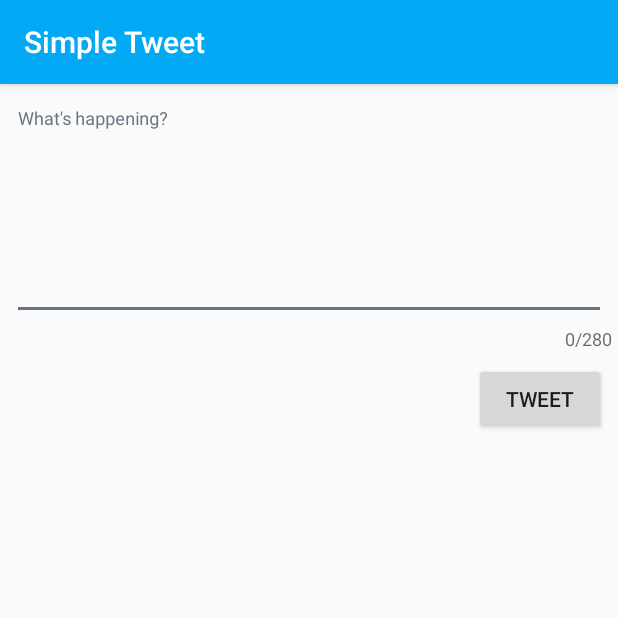
After one commit to gonzen2310/codepath, an Android app: the ComposeActivity screen opened directly, with no data from a screen before it, on a phone screen of 412 x 824 dp, the top half of it. The commit adds this screen. Run offline under Robolectric (Android 15) with nearby library versions, the phone set to English and light mode, and no system bars; our stand-ins replace Room's generated code; libraries missing offline, so code that uses them is left out: com.codepath.asynchttpclient, com.facebook.stetho, org.parceler; 1 statement that could not run was skipped.

Commit message:
Finished week 4 requirements

```diff
--- a/simple-tweet/app/build.gradle
+++ b/simple-tweet/app/build.gradle
@@ -34,6 +34,8 @@ android {
             proguardFiles getDefaultProguardFile('proguard-android.txt'), 'proguard-rules.txt'
         }
     }
+
+
 }
 
 dependencies {
@@ -52,4 +54,8 @@ dependencies {
     implementation 'androidx.recyclerview:recyclerview:1.0.0'
     implementation 'androidx.swiperefreshlayout:swiperefreshlayout:1.0.0'
     implementation 'androidx.cardview:cardview:1.0.0'
+    implementation "androidx.appcompat:appcompat:1.1.0"
+    implementation "com.google.android.material:material:1.0.0"
+    implementation 'org.parceler:parceler-api:1.1.12'
+    annotationProcessor 'org.parceler:parceler:1.1.12'
 }
--- a/simple-tweet/app/src/main/AndroidManifest.xml
+++ b/simple-tweet/app/src/main/AndroidManifest.xml
@@ -13,7 +13,8 @@
         android:icon="@drawable/ic_launcher"
         android:label="@string/app_name"
         android:theme="@style/AppTheme">
-        <activity android:name=".TimelineActivity"></activity>
+        <activity android:name=".ComposeActivity"></activity>
+        <activity android:name=".TimelineActivity" />
         <activity
             android:name=".LoginActivity"
             android:label="@string/app_name"
--- /dev/null
+++ b/simple-tweet/app/src/main/java/com/codepath/apps/restclienttemplate/ComposeActivity.java
@@ -0,0 +1,100 @@
+package com.codepath.apps.restclienttemplate;
+
+import androidx.appcompat.app.AppCompatActivity;
+
+import android.content.Intent;
+import android.os.Bundle;
+import android.text.Editable;
+import android.text.TextWatcher;
+import android.util.Log;
+import android.view.View;
+import android.widget.Button;
+import android.widget.EditText;
+import android.widget.Toast;
+
+import com.codepath.apps.restclienttemplate.models.TweetModel;
+import com.codepath.asynchttpclient.callback.JsonHttpResponseHandler;
+
+import org.json.JSONException;
+import org.parceler.Parcels;
+
+import okhttp3.Headers;
+
+public class ComposeActivity extends AppCompatActivity {
+
+  public static final String TAG = "ComposeActivity";
+  public static final int MAX_TWEET_LINE = 280;
+
+  EditText etCompose;
+  Button btnTweet;
+  TwitterClient twitterClient;
+
+  @Override
+  protected void onCreate(Bundle savedInstanceState) {
+    super.onCreate(savedInstanceState);
+    setContentView(R.layout.activity_compose);
+
+    twitterClient = TwitterApplication.getRestClient(this);
+
+    etCompose = findViewById(R.id.etCompose);
+    btnTweet = findViewById(R.id.btnTweet);
+
+    etCompose.addTextChangedListener(new TextWatcher() {
+      @Override
+      public void beforeTextChanged(CharSequence s, int start, int count, int after) {
+
+      }
+
+      @Override
+      public void onTextChanged(CharSequence s, int start, int before, int count) {
+        if (s.length() > MAX_TWEET_LINE)
+          Toast.makeText(ComposeActivity.this, "Max tweet length is 280 characters", Toast.LENGTH_LONG).show();
+
+      }
+
+      @Override
+      public void afterTextChanged(Editable s) {
+
+      }
+    });
+    // Add a click listener on button
+    btnTweet.setOnClickListener(new View.OnClickListener() {
+      @Override
+      public void onClick(View v) {
+        final String tweetContent = etCompose.getText().toString();
+        if (tweetContent.isEmpty()) {
+          Toast.makeText(ComposeActivity.this, "Sorry, your tweet cannot be empty!", Toast.LENGTH_LONG).show();
+          return;
+        }
+        if (tweetContent.length() > MAX_TWEET_LINE) {
+          Toast.makeText(ComposeActivity.this, "Sorry, your tweet is too long!", Toast.LENGTH_LONG).show();
+          return;
+        }
+        Toast.makeText(ComposeActivity.this, tweetContent, Toast.LENGTH_LONG).show();
+
+        // Make an API call to Twitter to publish the tweet
+        twitterClient.publishTweet(tweetContent, new JsonHttpResponseHandler() {
+          @Override
+          public void onSuccess(int statusCode, Headers headers, JSON json) {
+            Log.i(TAG, "onSuccess to publish tweet");
+            try {
+              TweetModel tweet = TweetModel.fromJson(json.jsonObject);
+              Log.i(TAG, "Published tweet says: " + tweet);
+              Intent intent = new Intent();
+              intent.putExtra("tweet", Parcels.wrap(tweet));
+              setResult(RESULT_OK, intent);
+              finish();
+            } catch (JSONException e) {
+              e.printStackTrace();
+            }
+          }
+
+          @Override
+          public void onFailure(int statusCode, Headers headers, String response, Throwable throwable) {
+            Log.e(TAG, "onFailure to publish tweet", throwable);
+          }
+        });
+      }
+    });
+  }
+}
--- a/simple-tweet/app/src/main/java/com/codepath/apps/restclienttemplate/models/TweetModel.java
+++ b/simple-tweet/app/src/main/java/com/codepath/apps/restclienttemplate/models/TweetModel.java
@@ -3,16 +3,21 @@ package com.codepath.apps.restclienttemplate.models;
 import org.json.JSONArray;
 import org.json.JSONException;
 import org.json.JSONObject;
+import org.parceler.Parcel;
 
 import java.util.ArrayList;
 import java.util.List;
 
+@Parcel
 public class TweetModel {
   public String body;
   public String createdAt;
   public UserModel user;
   public long id;
   public boolean verified;
+
+
+  public TweetModel() {}
 
   public static TweetModel fromJson(JSONObject jsonObject) throws JSONException {
     TweetModel tweet = new TweetModel();
--- a/simple-tweet/app/src/main/java/com/codepath/apps/restclienttemplate/models/UserModel.java
+++ b/simple-tweet/app/src/main/java/com/codepath/apps/restclienttemplate/models/UserModel.java
@@ -2,7 +2,9 @@ package com.codepath.apps.restclienttemplate.models;
 
 import org.json.JSONException;
 import org.json.JSONObject;
+import org.parceler.Parcel;
 
+@Parcel
 public class UserModel {
 
   public String name;
@@ -10,6 +12,7 @@ public class UserModel {
   public String profileImageUrl;
   public boolean verified;
 
+  public UserModel() {}
 
   public static UserModel fromJson(JSONObject jsonObject) throws JSONException {
     UserModel user = new UserModel();
--- /dev/null
+++ b/simple-tweet/app/src/main/res/layout/activity_compose.xml
@@ -0,0 +1,47 @@
+<?xml version="1.0" encoding="utf-8"?>
+<androidx.constraintlayout.widget.ConstraintLayout xmlns:android="http://schemas.android.com/apk/res/android"
+    xmlns:app="http://schemas.android.com/apk/res-auto"
+    xmlns:tools="http://schemas.android.com/tools"
+    android:layout_width="match_parent"
+    android:layout_height="match_parent"
+    tools:context=".ComposeActivity">
+
+    <com.google.android.material.textfield.TextInputLayout
+        android:id="@+id/textInputLayout"
+        android:layout_width="match_parent"
+        android:layout_height="wrap_content"
+        android:layout_marginTop="16dp"
+        app:counterEnabled="true"
+        app:counterMaxLength="280"
+        app:layout_constraintEnd_toEndOf="parent"
+        app:layout_constraintStart_toStartOf="parent"
+        app:layout_constraintTop_toTopOf="parent">
+
+        <EditText
+            android:id="@+id/etCompose"
+            android:layout_width="match_parent"
+            android:layout_height="wrap_content"
+            android:layout_marginStart="8dp"
+            android:layout_marginTop="8dp"
+            android:layout_marginEnd="8dp"
+            android:ems="10"
+            android:gravity="start|top"
+            android:hint="What's happening?"
+            android:inputType="textMultiLine"
+            android:minLines="5"
+            app:layout_constraintEnd_toEndOf="parent"
+            app:layout_constraintHorizontal_bias="0.0"
+            app:layout_constraintStart_toStartOf="parent" />
+    </com.google.android.material.textfield.TextInputLayout>
+
+
+    <Button
+        android:id="@+id/btnTweet"
+        android:layout_width="wrap_content"
+        android:layout_height="wrap_content"
+        android:layout_marginTop="8dp"
+        android:layout_marginEnd="8dp"
+        android:text="Tweet"
+        app:layout_constraintEnd_toEndOf="@+id/textInputLayout"
+        app:layout_constraintTop_toBottomOf="@+id/textInputLayout" />
+</androidx.constraintlayout.widget.ConstraintLayout>
```
Also changed, not shown: simple-tweet/app/src/main/java/com/codepath/apps/restclienttemplate/TimelineActivity.java (+44 -0 lines), simple-tweet/app/src/main/java/com/codepath/apps/restclienttemplate/TwitterClient.java (+8 -0 lines), simple-tweet/app/src/main/res/menu/menu_main.xml (added, +10 -0 lines).
